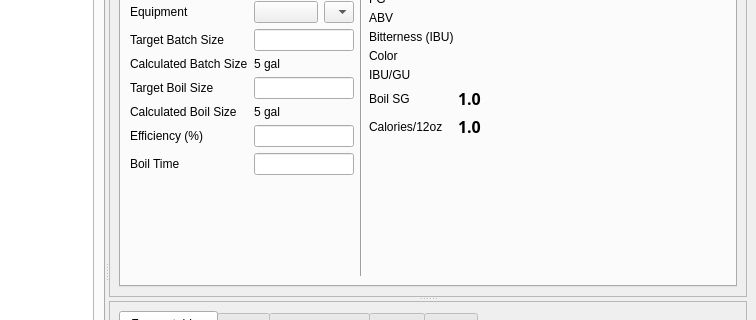
Qt form ui/mainWindow.ui (Brewtarget/brewtarget) before a commit; both pictures show x 294 to 1050 and y 157 to 477 of the 1050 by 829 pixel window.
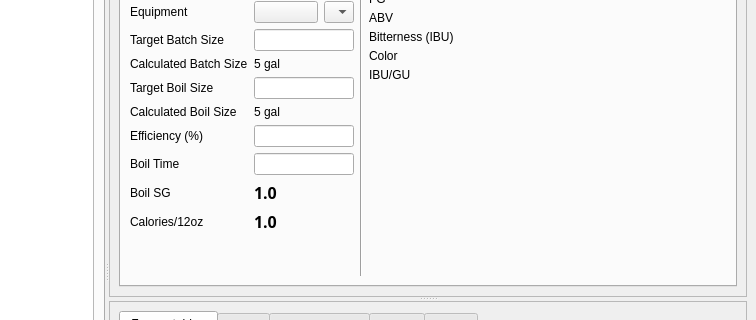
The same form after that commit. Icons and pictures are not drawn. Custom widgets are drawn as their Qt base class.

Commit message: Moved boil sg and calories to left side of main window

The edit to the form file:
```diff
--- a/ui/mainWindow.ui
+++ b/ui/mainWindow.ui
@@ -652,6 +652,58 @@
                       </item>
                      </layout>
                     </item>
+                    <item row="10" column="0">
+                     <widget class="BtGravityLabel" name="boilSgLabel">
+                      <property name="contextMenuPolicy">
+                       <enum>Qt::CustomContextMenu</enum>
+                      </property>
+                      <property name="text">
+                       <string>Boil SG</string>
+                      </property>
+                      <property name="editField" stdset="0">
+                       <string notr="true">boilGrav</string>
+                      </property>
+                     </widget>
+                    </item>
+                    <item row="11" column="0">
+                     <widget class="QLabel" name="label_5">
+                      <property name="text">
+                       <string>Calories/12oz</string>
+                      </property>
+                     </widget>
+                    </item>
+                    <item row="10" column="1">
+                     <widget class="QLabel" name="label_boilSG">
+                      <property name="font">
+                       <font>
+                        <family>Sans Serif</family>
+                        <pointsize>12</pointsize>
+                        <weight>75</weight>
+                        <bold>true</bold>
+                        <kerning>true</kerning>
+                       </font>
+                      </property>
+                      <property name="text">
+                       <string>1.0</string>
+                      </property>
+                     </widget>
+                    </item>
+                    <item row="11" column="1">
+                     <widget class="QLabel" name="label_calories">
+                      <property name="font">
+                       <font>
+                        <family>Sans Serif</family>
+                        <pointsize>12</pointsize>
+                        <weight>75</weight>
+                        <bold>true</bold>
+                        <kerning>true</kerning>
+                       </font>
+                      </property>
+                      <property name="text">
+                       <string>1.0</string>
+                      </property>
+                     </widget>
+                    </item>
                    </layout>
                   </item>
                   <item>
@@ -773,19 +825,6 @@
                       </property>
                      </widget>
                     </item>
-                    <item row="6" column="0">
-                     <widget class="BtGravityLabel" name="boilSgLabel">
-                      <property name="contextMenuPolicy">
-                       <enum>Qt::CustomContextMenu</enum>
-                      </property>
-                      <property name="text">
-                       <string>Boil SG</string>
-                      </property>
-                      <property name="editField" stdset="0">
-                       <string notr="true">boilGrav</string>
-                      </property>
-                     </widget>
-                    </item>
                     <item row="1" column="0">
                      <widget class="BtGravityLabel" name="fGLabel">
                       <property name="contextMenuPolicy">
@@ -872,22 +911,6 @@
                       </property>
                      </widget>
                     </item>
-                    <item row="6" column="1">
-                     <widget class="QLabel" name="label_boilSG">
-                      <property name="font">
-                       <font>
-                        <family>Sans Serif</family>
-                        <pointsize>12</pointsize>
-                        <weight>75</weight>
-                        <bold>true</bold>
-                        <kerning>true</kerning>
-                       </font>
-                      </property>
-                      <property name="text">
-                       <string>1.0</string>
-                      </property>
-                     </widget>
-                    </item>
                     <item row="5" column="1">
                      <widget class="IbuGuSlider" name="ibuGuSlider" native="true">
                       <property name="sizePolicy">
@@ -910,29 +933,6 @@
                       </property>
                      </widget>
                     </item>
-                    <item row="7" column="0">
-                     <widget class="QLabel" name="label_5">
-                      <property name="text">
-                       <string>Calories/12oz</string>
-                      </property>
-                     </widget>
-                    </item>
-                    <item row="7" column="1">
-                     <widget class="QLabel" name="label_calories">
-                      <property name="font">
-                       <font>
-                        <family>Sans Serif</family>
-                        <pointsize>12</pointsize>
-                        <weight>75</weight>
-                        <bold>true</bold>
-                        <kerning>true</kerning>
-                       </font>
-                      </property>
-                      <property name="text">
-                       <string>1.0</string>
-                      </property>
-                     </widget>
-                    </item>
                    </layout>
                   </item>
                   <item>
```
Left out of the diff: 38 changed lines with no effect on the pictures.
